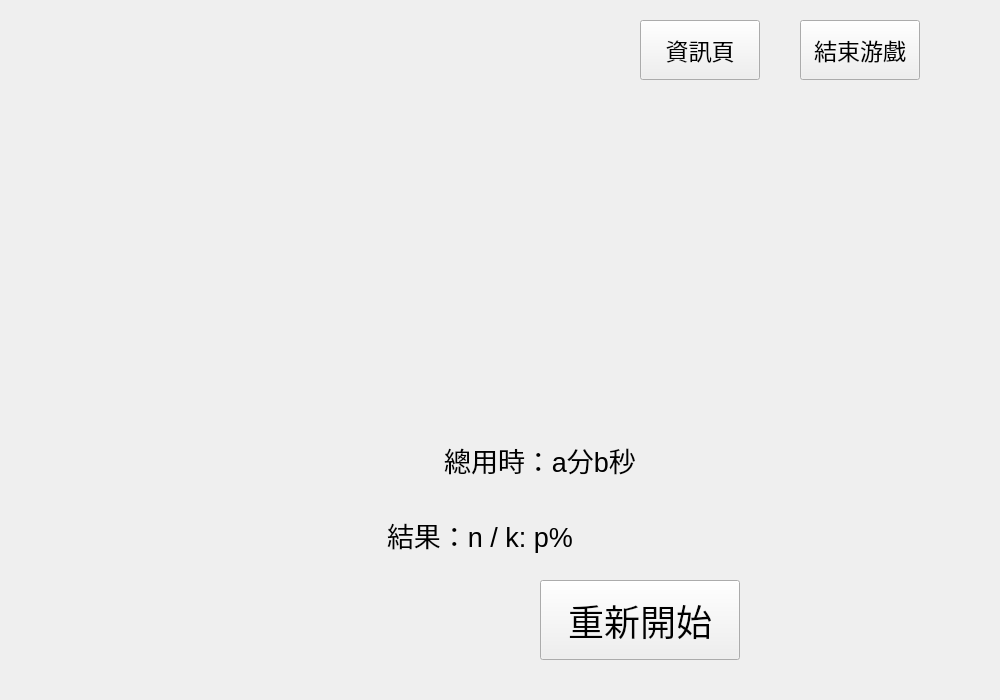
The window that src/ui/endwidget.ui (hwc20896/EMProj_CMake) describes before a commit, drawn with Qt 5.
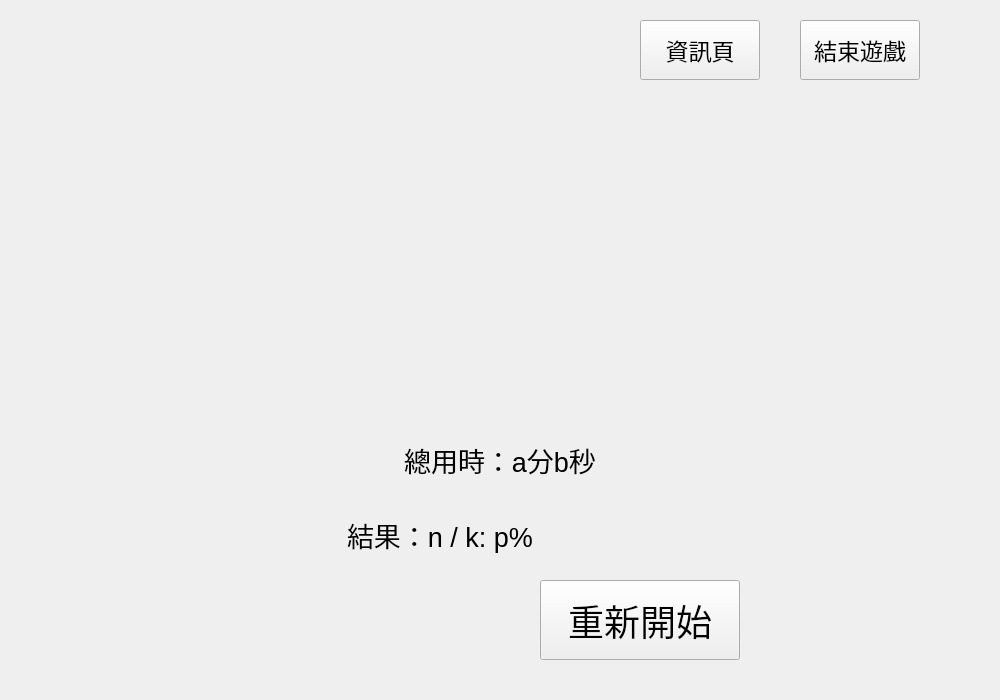
The same window after the commit. Icons and pictures are not drawn.

Commit message: fix: correct a Chinese text usage for game end and rules in UI

```diff
--- a/src/ui/endwidget.ui
+++ b/src/ui/endwidget.ui
@@ -29,7 +29,7 @@
     </font>
    </property>
    <property name="text">
-    <string>結束游戲</string>
+    <string>結束遊戲</string>
    </property>
   </widget>
   <widget class="QPushButton" name="toAppInfo">
@@ -54,7 +54,7 @@
   <widget class="QLabel" name="result">
    <property name="geometry">
     <rect>
-     <x>330</x>
+     <x>290</x>
      <y>500</y>
      <width>300</width>
      <height>70</height>
@@ -109,7 +109,7 @@
   <widget class="QLabel" name="timeDisplay">
    <property name="geometry">
     <rect>
-     <x>330</x>
+     <x>290</x>
      <y>425</y>
      <width>420</width>
      <height>70</height>
```
The commit also changes 1 other file.
